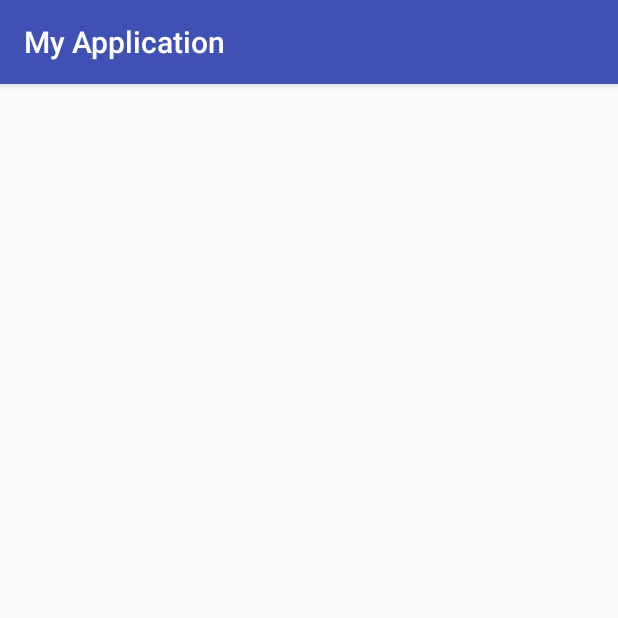
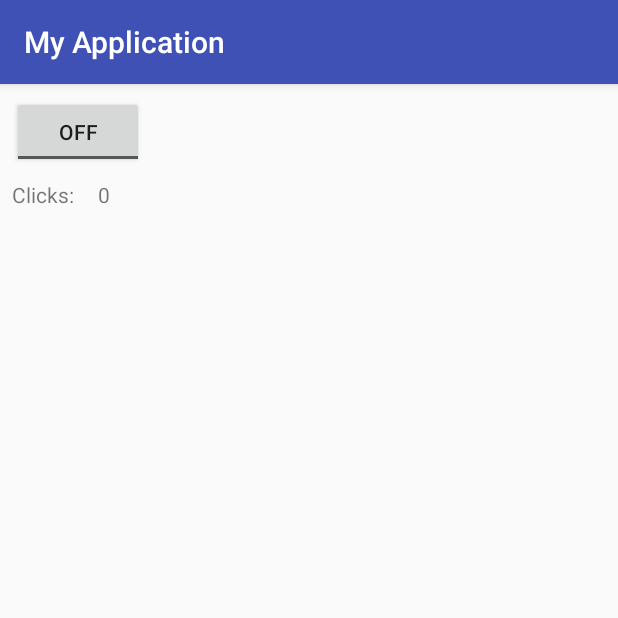
Before and after one commit to nalitzis/kotlinTestApp, an Android app: the SecondActivity screen opened directly, with no data from a screen before it, on a phone screen of 412 x 824 dp, the top half of it. Run offline under Robolectric (Android 15) with nearby library versions, the phone set to English and light mode, and no system bars.

Commit message:
other stuff

```diff
--- a/app/src/main/java/ado/com/myapplication/MainActivity.kt
+++ b/app/src/main/java/ado/com/myapplication/MainActivity.kt
@@ -25,8 +25,9 @@ class MainActivity : AppCompatActivity() {
             Log.d("MainActivity", "click")
             numOfClicks++
         })
+        nextButton = findViewById(R.id.nextActivityBtn)
         nextButton.setOnClickListener({
-            intent = Intent(this, SecondActivity::class.java)
+            intent = SecondActivity.Companion.newIntent(this, numOfClicks)
             startActivity(intent)
         })
 
--- a/app/src/main/java/ado/com/myapplication/SecondActivity.kt
+++ b/app/src/main/java/ado/com/myapplication/SecondActivity.kt
@@ -1,9 +1,30 @@
 package ado.com.myapplication
 
+import android.content.Context
+import android.content.Intent
+import android.os.Bundle
 import android.support.v7.app.AppCompatActivity
+import android.widget.TextView
 
 /**
  * Created by Ado on 12/01/2018.
  */
 class SecondActivity : AppCompatActivity() {
+
+    companion object {
+        private const val INTENT_ACTION_NUM_CLICKS = "INTENT_ACTION_NUM_CLICKS"
+
+        fun newIntent(context: Context, clickNumber: Int): Intent {
+            val intent = Intent(context, SecondActivity::class.java)
+            intent.putExtra(INTENT_ACTION_NUM_CLICKS, clickNumber)
+            return intent
+        }
+    }
+
+    override fun onCreate(savedInstanceState: Bundle?) {
+        super.onCreate(savedInstanceState)
+        setContentView(R.layout.second)
+        var text = findViewById<TextView>(R.id.valueTxt);
+        text.setText("" + intent.getIntExtra(INTENT_ACTION_NUM_CLICKS, 0))
+    }
 }
--- /dev/null
+++ b/app/src/main/res/layout/second.xml
@@ -0,0 +1,38 @@
+<?xml version="1.0" encoding="utf-8"?>
+<android.support.constraint.ConstraintLayout xmlns:android="http://schemas.android.com/apk/res/android"
+                                             xmlns:app="http://schemas.android.com/apk/res-auto"
+                                             xmlns:tools="http://schemas.android.com/tools"
+                                             android:layout_width="match_parent"
+                                             android:layout_height="match_parent">
+
+    <ToggleButton
+        android:id="@+id/toggleButton"
+        android:layout_width="wrap_content"
+        android:layout_height="wrap_content"
+        android:layout_marginStart="8dp"
+        android:layout_marginTop="8dp"
+        android:text="ToggleButton"
+        app:layout_constraintStart_toStartOf="parent"
+        app:layout_constraintTop_toTopOf="parent"/>
+
+    <TextView
+        android:id="@+id/textView"
+        android:layout_width="wrap_content"
+        android:layout_height="wrap_content"
+        android:layout_marginStart="8dp"
+        android:layout_marginTop="8dp"
+        android:text="Clicks:"
+        app:layout_constraintStart_toStartOf="parent"
+        app:layout_constraintTop_toBottomOf="@+id/toggleButton"/>
+
+    <TextView
+        android:id="@+id/valueTxt"
+        android:layout_width="wrap_content"
+        android:layout_height="wrap_content"
+        android:layout_marginStart="16dp"
+        android:layout_marginTop="8dp"
+        android:text="TextView"
+        app:layout_constraintStart_toEndOf="@+id/textView"
+        app:layout_constraintTop_toBottomOf="@+id/toggleButton"/>
+
+</android.support.constraint.ConstraintLayout>
```
Also changed, not shown: app/src/main/res/layout/content_main.xml (+8 -4 lines).
